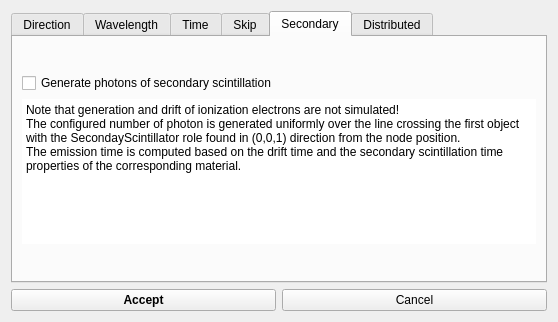
Above: ants3bundle/src/ants3/gui/photsim/abombadvanceddialog.ui from andrmor/ANTS3bundle before the change. Below: the same form after it.
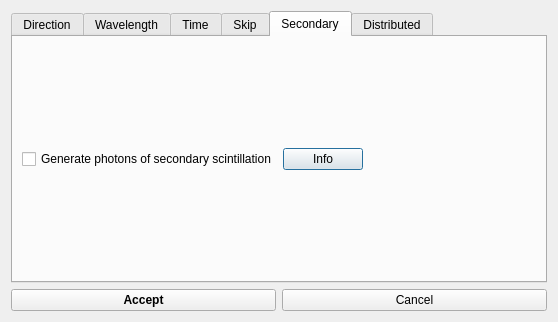
That is the form after the change. The open tabs and pages were chosen to show the change.

Diff of the .ui file:
```diff
--- a/ants3bundle/src/ants3/gui/photsim/abombadvanceddialog.ui
+++ b/ants3bundle/src/ants3/gui/photsim/abombadvanceddialog.ui
@@ -732,6 +732,11 @@
         </spacer>
        </item>
        <item>
+        <layout class="QHBoxLayout" name="horizontalLayout_16">
+         <property name="topMargin">
+          <number>0</number>
+         </property>
+         <item>
         <widget class="QCheckBox" name="cbSecondaryScint">
          <property name="text">
           <string>Generate photons of secondary scintillation</string>
@@ -739,31 +744,26 @@
         </widget>
        </item>
        <item>
-        <widget class="QPlainTextEdit" name="plainTextEdit">
-         <property name="sizePolicy">
-          <sizepolicy hsizetype="Expanding" vsizetype="Minimum">
-           <horstretch>0</horstretch>
-           <verstretch>1</verstretch>
-          </sizepolicy>
-         </property>
-         <property name="minimumSize">
+          <widget class="QPushButton" name="pbSecScintInfo">
+           <property name="text">
+            <string>Info</string>
+           </property>
+          </widget>
+         </item>
+         <item>
+          <spacer name="horizontalSpacer_11">
+           <property name="orientation">
+            <enum>Qt::Orientation::Horizontal</enum>
+           </property>
+           <property name="sizeHint" stdset="0">
           <size>
-           <width>0</width>
-           <height>120</height>
-          </size>
-         </property>
-         <property name="frameShape">
-          <enum>QFrame::Shape::NoFrame</enum>
-         </property>
-         <property name="readOnly">
-          <bool>true</bool>
-         </property>
-         <property name="plainText">
-          <string>Note that generation and drift of ionization electrons are not simulated!
-The configured number of photon is generated uniformly over the line crossing the first object with the SecondayScintillator role found in (0,0,1) direction from the node position.
-The emission time is computed based on the drift time and the secondary scintillation time properties of the corresponding material.</string>
-         </property>
-        </widget>
+             <width>40</width>
+             <height>20</height>
+            </size>
+           </property>
+          </spacer>
+         </item>
+        </layout>
        </item>
        <item>
         <spacer name="verticalSpacer_10">
```
Lines whose indentation alone changed are shown as unchanged.
